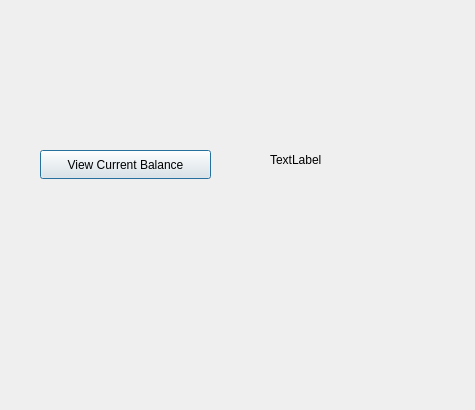
Old version of the form m7fazty/viewbalance_dialog.ui in the repository Roro-2004/m7fazty.
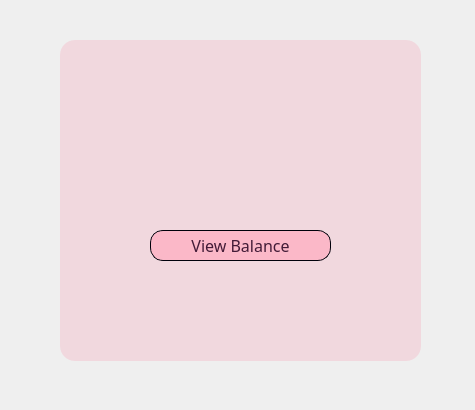
New version of the form. Icons and pictures are not drawn.

Diff of the .ui file:
```diff
--- a/m7fazty/viewbalance_dialog.ui
+++ b/m7fazty/viewbalance_dialog.ui
@@ -29,32 +29,240 @@
     <string/>
    </property>
   </widget>
-  <widget class="QLabel" name="viewCurrentBalance_label">
-   <property name="geometry">
-    <rect>
-     <x>270</x>
-     <y>150</y>
-     <width>63</width>
-     <height>20</height>
-    </rect>
-   </property>
-   <property name="text">
-    <string>TextLabel</string>
-   </property>
-  </widget>
   <widget class="QPushButton" name="viewCurrentBalance_pushButton">
    <property name="geometry">
     <rect>
-     <x>40</x>
-     <y>150</y>
-     <width>171</width>
-     <height>29</height>
+     <x>150</x>
+     <y>230</y>
+     <width>181</width>
+     <height>31</height>
     </rect>
    </property>
+   <property name="palette">
+    <palette>
+     <active>
+      <colorrole role="Button">
+       <brush brushstyle="SolidPattern">
+        <color alpha="178">
+         <red>255</red>
+         <green>170</green>
+         <blue>190</blue>
+        </color>
+       </brush>
+      </colorrole>
+      <colorrole role="ButtonText">
+       <brush brushstyle="SolidPattern">
+        <color alpha="255">
+         <red>67</red>
+         <green>27</green>
+         <blue>55</blue>
+        </color>
+       </brush>
+      </colorrole>
+      <colorrole role="Base">
+       <brush brushstyle="SolidPattern">
+        <color alpha="178">
+         <red>255</red>
+         <green>170</green>
+         <blue>190</blue>
+        </color>
+       </brush>
+      </colorrole>
+      <colorrole role="Window">
+       <brush brushstyle="SolidPattern">
+        <color alpha="178">
+         <red>255</red>
+         <green>170</green>
+         <blue>190</blue>
+        </color>
+       </brush>
+      </colorrole>
+     </active>
+     <inactive>
+      <colorrole role="Button">
+       <brush brushstyle="SolidPattern">
+        <color alpha="178">
+         <red>255</red>
+         <green>170</green>
+         <blue>190</blue>
+        </color>
+       </brush>
+      </colorrole>
+      <colorrole role="ButtonText">
+       <brush brushstyle="SolidPattern">
+        <color alpha="255">
+         <red>67</red>
+         <green>27</green>
+         <blue>55</blue>
+        </color>
+       </brush>
+      </colorrole>
+      <colorrole role="Base">
+       <brush brushstyle="SolidPattern">
+        <color alpha="178">
+         <red>255</red>
+         <green>170</green>
+         <blue>190</blue>
+        </color>
+       </brush>
+      </colorrole>
+      <colorrole role="Window">
+       <brush brushstyle="SolidPattern">
+        <color alpha="178">
+         <red>255</red>
+         <green>170</green>
+         <blue>190</blue>
+        </color>
+       </brush>
+      </colorrole>
+     </inactive>
+     <disabled>
+      <colorrole role="Button">
+       <brush brushstyle="SolidPattern">
+        <color alpha="178">
+         <red>255</red>
+         <green>170</green>
+         <blue>190</blue>
+        </color>
+       </brush>
+      </colorrole>
+      <colorrole role="Base">
+       <brush brushstyle="SolidPattern">
+        <color alpha="178">
+         <red>255</red>
+         <green>170</green>
+         <blue>190</blue>
+        </color>
+       </brush>
+      </colorrole>
+      <colorrole role="Window">
+       <brush brushstyle="SolidPattern">
+        <color alpha="178">
+         <red>255</red>
+         <green>170</green>
+         <blue>190</blue>
+        </color>
+       </brush>
+      </colorrole>
+     </disabled>
+    </palette>
+   </property>
+   <property name="font">
+    <font>
+     <family>Arial Rounded MT Bold</family>
+     <pointsize>12</pointsize>
+    </font>
+   </property>
+   <property name="styleSheet">
+    <string notr="true">QPushButton {
+/*background-color: rgba(230, 170, 245, 0.7);*/
+    background-color: rgba(255, 170, 190, 0.7);
+    border-radius: 13px;
+    border: 1px solid rgb(0, 0, 10);
+}
+
+QPushButton:hover {
+    background-color: rgba(255, 170, 190, 0.4); /* Semi-transparent background color when hovered */
+}
+
+QPushButton:pressed {
+    background-color: rgba(255, 150, 200, 0.7); /* Semi-transparent background color when pressed */
+    border: 2px solid black; /* You can customize the border for the pressed state if needed */
+}
+</string>
+   </property>
    <property name="text">
-    <string>View Current Balance</string>
+    <string>View Balance</string>
    </property>
   </widget>
+  <widget class="QLabel" name="viewCurrentBalance_label">
+   <property name="geometry">
+    <rect>
+     <x>210</x>
+     <y>160</y>
+     <width>121</width>
+     <height>31</height>
+    </rect>
+   </property>
+   <property name="palette">
+    <palette>
+     <active>
+      <colorrole role="WindowText">
+       <brush brushstyle="SolidPattern">
+        <color alpha="255">
+         <red>255</red>
+         <green>255</green>
+         <blue>255</blue>
+        </color>
+       </brush>
+      </colorrole>
+      <colorrole role="ButtonText">
+       <brush brushstyle="SolidPattern">
+        <color alpha="255">
+         <red>255</red>
+         <green>255</green>
+         <blue>255</blue>
+        </color>
+       </brush>
+      </colorrole>
+     </active>
+     <inactive>
+      <colorrole role="WindowText">
+       <brush brushstyle="SolidPattern">
+        <color alpha="255">
+         <red>255</red>
+         <green>255</green>
+         <blue>255</blue>
+        </color>
+       </brush>
+      </colorrole>
+      <colorrole role="ButtonText">
+       <brush brushstyle="SolidPattern">
+        <color alpha="255">
+         <red>255</red>
+         <green>255</green>
+         <blue>255</blue>
+        </color>
+       </brush>
+      </colorrole>
+     </inactive>
+     <disabled/>
+    </palette>
+   </property>
+   <property name="font">
+    <font>
+     <family>Arial Rounded MT Bold</family>
+     <pointsize>14</pointsize>
+    </font>
+   </property>
+   <property name="text">
+    <string/>
+   </property>
+  </widget>
+  <widget class="QPushButton" name="pushButton">
+   <property name="geometry">
+    <rect>
+     <x>60</x>
+     <y>40</y>
+     <width>361</width>
+     <height>321</height>
+    </rect>
+   </property>
+   <property name="styleSheet">
+    <string notr="true">QPushButton {
+ background-color: rgba(255, 90, 130, 0.15);
+    border-radius: 15px;
+}
+</string>
+   </property>
+   <property name="text">
+    <string/>
+   </property>
+  </widget>
+  <zorder>label_bg</zorder>
+  <zorder>pushButton</zorder>
+  <zorder>viewCurrentBalance_pushButton</zorder>
+  <zorder>viewCurrentBalance_label</zorder>
  </widget>
  <resources/>
  <connections/>
```
